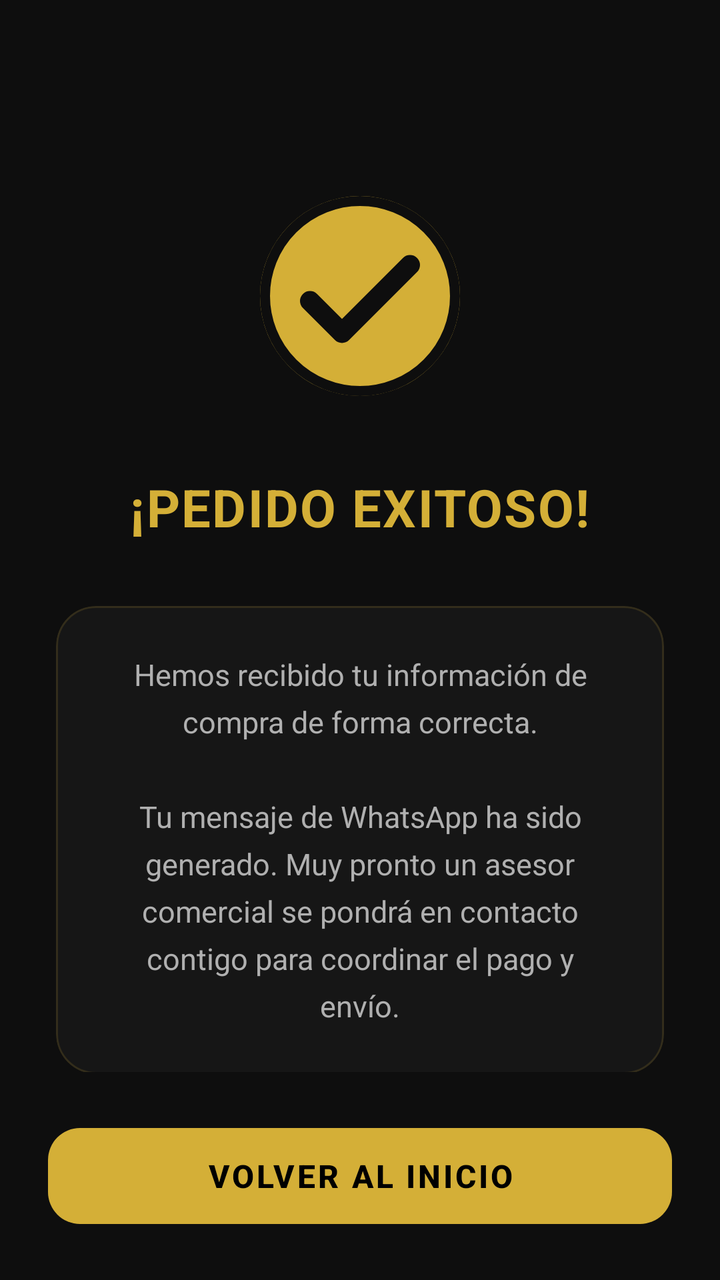
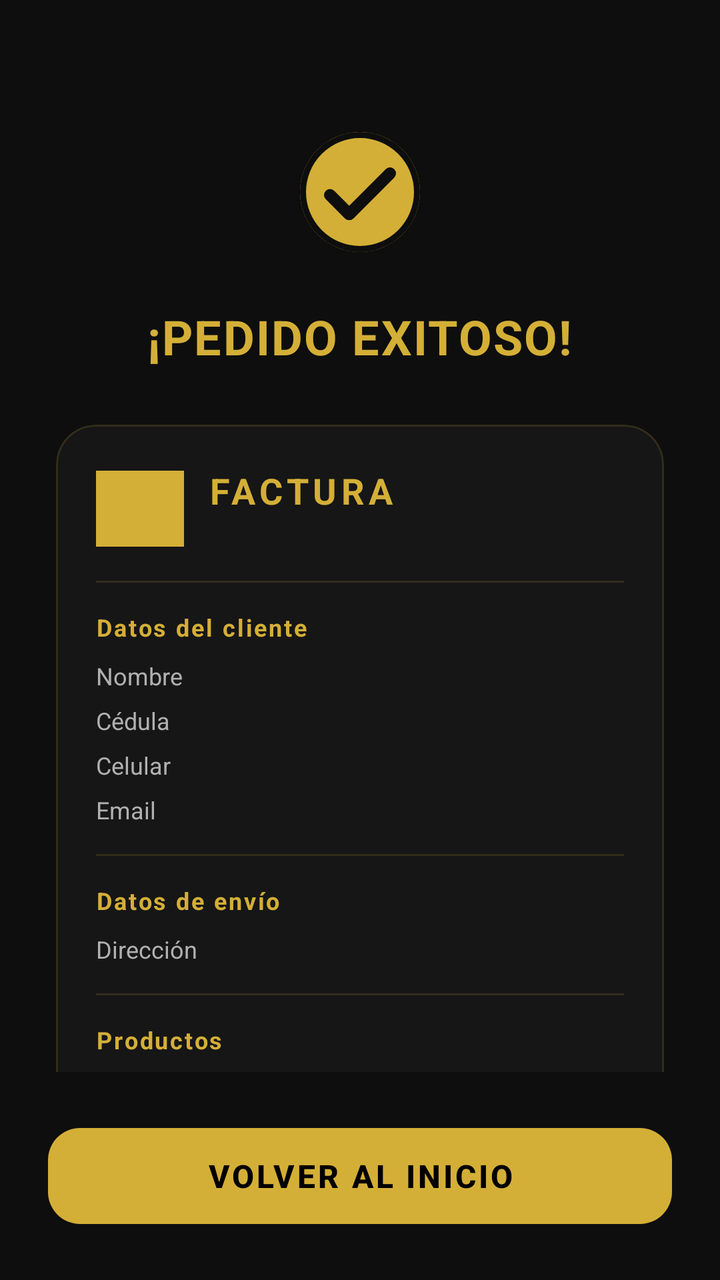

Before-and-after screenshots of an Android layout around one commit, followed by the original layout XML and the change that was made.
<!-- AndroidManifest.xml: application theme Theme.GestionDeVentasOnlineSTORE_DANY -->
<!-- res/layout/activity_pedido.xml -->
<?xml version="1.0" encoding="utf-8"?>
<androidx.constraintlayout.widget.ConstraintLayout
    xmlns:android="http://schemas.android.com/apk/res/android"
    xmlns:app="http://schemas.android.com/apk/res-auto"
    android:layout_width="match_parent"
    android:layout_height="match_parent"
    android:background="@color/bg_negro"
    android:padding="24dp">

    <ScrollView
        android:layout_width="match_parent"
        android:layout_height="0dp"
        android:layout_marginBottom="24dp"
        android:fillViewport="true"
        android:scrollbars="none"
        android:overScrollMode="never"
        app:layout_constraintBottom_toTopOf="@+id/btnVolverTienda"
        app:layout_constraintTop_toTopOf="parent">

        <LinearLayout
            android:layout_width="match_parent"
            android:layout_height="wrap_content"
            android:orientation="vertical"
            android:gravity="center">

            
            <ImageView
                android:id="@+id/imgSuccess"
                android:layout_width="120dp"
                android:layout_height="120dp"
                android:layout_marginTop="64dp"
                android:contentDescription="Pedido exitoso"
                app:srcCompat="@drawable/ic_check_circulo" />

            <TextView
                android:id="@+id/tvGracias"
                style="@style/TextAppearance.TituloPantalla"
                android:layout_width="wrap_content"
                android:layout_height="wrap_content"
                android:layout_marginTop="28dp"
                android:text="@string/pedido_exitoso"
                android:textColor="@color/oro"
                android:textSize="26sp"
                android:letterSpacing="0.03" />

            <com.google.android.material.card.MaterialCardView
                style="@style/Style.Tarjeta"
                android:layout_width="match_parent"
                android:layout_height="wrap_content"
                android:layout_marginTop="32dp"
                android:layout_marginHorizontal="4dp"
                app:cardCornerRadius="20dp"
                app:strokeColor="@color/oro_translucido">

                <TextView
                    android:id="@+id/tvSubtitulo"
                    android:layout_width="match_parent"
                    android:layout_height="wrap_content"
                    android:padding="24dp"
                    android:text="@string/pedido_mensaje"
                    android:textColor="@color/texto_secundario"
                    android:textSize="15sp"
                    android:lineSpacingExtra="6dp"
                    android:gravity="center" />

            </com.google.android.material.card.MaterialCardView>

        </LinearLayout>
    </ScrollView>

    <com.google.android.material.button.MaterialButton
        android:id="@+id/btnVolverTienda"
        style="@style/Style.BotonDorado"
        android:layout_width="match_parent"
        android:layout_height="56dp"
        android:text="@string/fin_pedido_volver"
        android:letterSpacing="0.08"
        app:layout_constraintBottom_toBottomOf="parent" />

</androidx.constraintlayout.widget.ConstraintLayout>
<!-- resources referenced by this layout -->
<resources>
  <color name="bg_negro">#0E0E0E</color>
  <color name="oro">#D4AF37</color>
  <color name="oro_translucido">#26D4AF37</color>
  <color name="texto_secundario">#B0B0B0</color>
  <!-- drawable ic_check_circulo (drawable) -->
  <?xml version="1.0" encoding="utf-8"?>
  <vector xmlns:android="http://schemas.android.com/apk/res/android"
      android:width="120dp"
      android:height="120dp"
      android:viewportWidth="24"
      android:viewportHeight="24">
      <path
          android:fillColor="#D4AF37"
          android:pathData="M12,12m-10,0a10,10 0,1 1,20 0a10,10 0,1 1,-20 0" />
      <path
          android:strokeColor="#0E0E0E"
          android:strokeWidth="1"
          android:fillColor="#00000000"
          android:pathData="M12,12m-9.5,0a9.5,9.5 0,1 1,19 0a9.5,9.5 0,1 1,-19 0" />
      <path
          android:strokeColor="#0E0E0E"
          android:strokeWidth="2"
          android:strokeLineCap="round"
          android:strokeLineJoin="round"
          android:fillColor="#00000000"
          android:pathData="M7,12.5l3.2,3.2l6.8,-6.8" />
  </vector>
  <string name="fin_pedido_volver">VOLVER AL INICIO</string>
  <string name="pedido_exitoso">¡PEDIDO EXITOSO!</string>
  <string name="pedido_mensaje">"Hemos recibido tu información de compra de forma correcta.\n\nTu mensaje de WhatsApp ha sido generado. Muy pronto un asesor comercial se pondrá en contacto contigo para coordinar el pago y envío."</string>
  <style name="Style.BotonDorado" parent="Widget.Material3.Button">
          <item name="backgroundTint">@color/oro</item>
          <item name="android:textColor">@color/black</item>
          <item name="android:textStyle">bold</item>
          <item name="android:textSize">16sp</item>
          <item name="android:letterSpacing">0.06</item>
          <item name="cornerRadius">16dp</item>
          <item name="android:minHeight">56dp</item>
          <item name="elevation">4dp</item>
          <item name="rippleColor">@color/oro_oscuro</item>
      </style>
  <style name="Style.Tarjeta" parent="Widget.Material3.CardView.Filled">
          <item name="cardBackgroundColor">@color/surface</item>
          <item name="cardCornerRadius">16dp</item>
          <item name="cardElevation">0dp</item>
          <item name="strokeColor">@color/borde</item>
          <item name="strokeWidth">1dp</item>
      </style>
  <style name="TextAppearance.TituloPantalla" parent="@android:style/TextAppearance">
          <item name="android:textColor">@color/texto_principal</item>
          <item name="android:textSize">22sp</item>
          <item name="android:textStyle">bold</item>
          <item name="android:letterSpacing">0.02</item>
      </style>
  <style name="Theme.GestionDeVentasOnlineSTORE_DANY" parent="Base.Theme.GestionDeVentasOnlineSTORE_DANY" />
  <color name="black">#FF000000</color>
  <color name="oro_oscuro">#9C7C1E</color>
  <color name="surface">#161616</color>
  <color name="borde">#2E2E2E</color>
  <color name="texto_principal">#F5F5F5</color>
  <color name="surface_alta">#1E1E1E</color>
  <color name="texto_terciario">#7C7C7C</color>
  <!-- unchanged entries left out for length: 1 -->
</resources>

<!-- the commit's change to res/layout/activity_pedido.xml (unified diff, before → after) -->
@@ -26,9 +26,9 @@
             
             <ImageView
                 android:id="@+id/imgSuccess"
-                android:layout_width="120dp"
-                android:layout_height="120dp"
-                android:layout_marginTop="64dp"
+                android:layout_width="72dp"
+                android:layout_height="72dp"
+                android:layout_marginTop="36dp"
                 android:contentDescription="Pedido exitoso"
                 app:srcCompat="@drawable/ic_check_circulo" />
 
@@ -37,32 +37,313 @@
                 style="@style/TextAppearance.TituloPantalla"
                 android:layout_width="wrap_content"
                 android:layout_height="wrap_content"
-                android:layout_marginTop="28dp"
+                android:layout_marginTop="20dp"
                 android:text="@string/pedido_exitoso"
                 android:textColor="@color/oro"
-                android:textSize="26sp"
+                android:textSize="24sp"
                 android:letterSpacing="0.03" />
 
+            
             <com.google.android.material.card.MaterialCardView
+                android:id="@+id/cardFactura"
                 style="@style/Style.Tarjeta"
                 android:layout_width="match_parent"
                 android:layout_height="wrap_content"
-                android:layout_marginTop="32dp"
+                android:layout_marginTop="28dp"
                 android:layout_marginHorizontal="4dp"
                 app:cardCornerRadius="20dp"
                 app:strokeColor="@color/oro_translucido">
 
-                <TextView
-                    android:id="@+id/tvSubtitulo"
+                <LinearLayout
                     android:layout_width="match_parent"
                     android:layout_height="wrap_content"
-                    android:padding="24dp"
-                    android:text="@string/pedido_mensaje"
-                    android:textColor="@color/texto_secundario"
-                    android:textSize="15sp"
-                    android:lineSpacingExtra="6dp"
-                    android:gravity="center" />
-
+                    android:orientation="vertical"
+                    android:padding="20dp">
+
+                    
+                    <LinearLayout
+                        android:layout_width="match_parent"
+                        android:layout_height="wrap_content"
+                        android:orientation="horizontal"
+                        android:gravity="center_vertical">
+
+                        <ImageView
+                            android:layout_width="44dp"
+                            android:layout_height="44dp"
+                            android:contentDescription="@string/home_logo_desc"
+                            android:src="@drawable/logotipo"
+                            app:tint="@color/oro" />
+
+                        <LinearLayout
+                            android:layout_width="0dp"
+                            android:layout_height="wrap_content"
+                            android:layout_weight="1"
+                            android:orientation="vertical"
+                            android:paddingStart="12dp">
+
+                            <TextView
+                                android:id="@+id/tvFacturaTitulo"
+                                android:layout_width="wrap_content"
+                                android:layout_height="wrap_content"
+                                android:text="@string/factura_titulo"
+                                android:textColor="@color/oro"
+                                android:textSize="18sp"
+                                android:textStyle="bold"
+                                android:letterSpacing="0.12" />
+
+                            <TextView
+                                android:id="@+id/tvFacturaId"
+                                android:layout_width="wrap_content"
+                                android:layout_height="wrap_content"
+                                android:layout_marginTop="2dp"
+                                android:textColor="@color/texto_secundario"
+                                android:textSize="12sp" />
+                        </LinearLayout>
+
+                        <TextView
+                            android:id="@+id/tvFacturaFecha"
+                            android:layout_width="wrap_content"
+                            android:layout_height="wrap_content"
+                            android:gravity="end"
+                            android:textColor="@color/texto_secundario"
+                            android:textSize="12sp" />
+                    </LinearLayout>
+
+                    <View
+                        android:layout_width="match_parent"
+                        android:layout_height="1dp"
+                        android:layout_marginTop="14dp"
+                        android:background="@color/oro_translucido" />
+
+                    
+                    <TextView
+                        android:layout_width="wrap_content"
+                        android:layout_height="wrap_content"
+                        android:layout_marginTop="14dp"
+                        android:text="@string/factura_cliente_titulo"
+                        android:textColor="@color/oro"
+                        android:textSize="12sp"
+                        android:textStyle="bold"
+                        android:letterSpacing="0.08" />
+
+                    <LinearLayout
+                        android:layout_width="match_parent"
+                        android:layout_height="wrap_content"
+                        android:layout_marginTop="8dp"
+                        android:orientation="vertical">
+
+                        <LinearLayout
+                            android:layout_width="match_parent"
+                            android:layout_height="wrap_content"
+                            android:orientation="horizontal">
+
+                            <TextView
+                                android:layout_width="110dp"
+                                android:layout_height="wrap_content"
+                                android:text="@string/factura_nombre_label"
+                                android:textColor="@color/texto_secundario"
+                                android:textSize="12sp" />
+
+                            <TextView
+                                android:id="@+id/tvFacturaNombre"
+                                android:layout_width="0dp"
+                                android:layout_height="wrap_content"
+                                android:layout_weight="1"
+                                android:gravity="end"
+                                android:textColor="@color/texto_principal"
+                                android:textSize="12sp"
+                                android:textStyle="bold" />
+                        </LinearLayout>
+
+                        <LinearLayout
+                            android:layout_width="match_parent"
+                            android:layout_height="wrap_content"
+                            android:layout_marginTop="6dp"
+                            android:orientation="horizontal">
+
+                            <TextView
+                                android:layout_width="110dp"
+                                android:layout_height="wrap_content"
+                                android:text="@string/factura_cedula_label"
+                                android:textColor="@color/texto_secundario"
+                                android:textSize="12sp" />
+
+                            <TextView
+                                android:id="@+id/tvFacturaCedula"
+                                android:layout_width="0dp"
+                                android:layout_height="wrap_content"
+                                android:layout_weight="1"
+                                android:gravity="end"
+                                android:textColor="@color/texto_principal"
+                                android:textSize="12sp" />
+                        </LinearLayout>
+
+                        <LinearLayout
+                            android:layout_width="match_parent"
+                            android:layout_height="wrap_content"
+                            android:layout_marginTop="6dp"
+                            android:orientation="horizontal">
+
+                            <TextView
+                                android:layout_width="110dp"
+                                android:layout_height="wrap_content"
+                                android:text="@string/factura_celular_label"
+                                android:textColor="@color/texto_secundario"
+                                android:textSize="12sp" />
+
+                            <TextView
+                                android:id="@+id/tvFacturaCelular"
+                                android:layout_width="0dp"
+                                android:layout_height="wrap_content"
+                                android:layout_weight="1"
+                                android:gravity="end"
+                                android:textColor="@color/texto_principal"
+                                android:textSize="12sp" />
+                        </LinearLayout>
+
+                        <LinearLayout
+                            android:layout_width="match_parent"
+                            android:layout_height="wrap_content"
+                            android:layout_marginTop="6dp"
+                            android:orientation="horizontal">
+
+                            <TextView
+                                android:layout_width="110dp"
+                                android:layout_height="wrap_content"
+                                android:text="@string/factura_email_label"
+                                android:textColor="@color/texto_secundario"
+                                android:textSize="12sp" />
+
+                            <TextView
+                                android:id="@+id/tvFacturaEmail"
+                                android:layout_width="0dp"
+                                android:layout_height="wrap_content"
+                                android:layout_weight="1"
+                                android:gravity="end"
+                                android:textColor="@color/texto_principal"
+                                android:textSize="12sp" />
+                        </LinearLayout>
+                    </LinearLayout>
+
+                    <View
+                        android:layout_width="match_parent"
+                        android:layout_height="1dp"
+                        android:layout_marginTop="14dp"
+                        android:background="@color/oro_translucido" />
+
+                    
+                    <TextView
+                        android:layout_width="wrap_content"
+                        android:layout_height="wrap_content"
+                        android:layout_marginTop="14dp"
+                        android:text="@string/factura_envio_titulo"
+                        android:textColor="@color/oro"
+                        android:textSize="12sp"
+                        android:textStyle="bold"
+                        android:letterSpacing="0.08" />
+
+                    <LinearLayout
+                        android:layout_width="match_parent"
+                        android:layout_height="wrap_content"
+                        android:layout_marginTop="8dp"
+                        android:orientation="horizontal">
+
+                        <TextView
+                            android:layout_width="110dp"
+                            android:layout_height="wrap_content"
+                            android:text="@string/factura_direccion_label"
+                            android:textColor="@color/texto_secundario"
+                            android:textSize="12sp" />
+
+                        <TextView
+                            android:id="@+id/tvFacturaDireccion"
+                            android:layout_width="0dp"
+                            android:layout_height="wrap_content"
+                            android:layout_weight="1"
+                            android:gravity="end"
+                            android:textColor="@color/texto_principal"
+                            android:textSize="12sp" />
+                    </LinearLayout>
+
+                    <View
+                        android:layout_width="match_parent"
+                        android:layout_height="1dp"
+                        android:layout_marginTop="14dp"
+                        android:background="@color/oro_translucido" />
+
+                    
+                    <TextView
+                        android:layout_width="wrap_content"
+                        android:layout_height="wrap_content"
+                        android:layout_marginTop="14dp"
+                        android:text="@string/factura_productos_titulo"
+                        android:textColor="@color/oro"
+                        android:textSize="12sp"
+                        android:textStyle="bold"
+                        android:letterSpacing="0.08" />
+
+                    <LinearLayout
+                        android:id="@+id/contenedorLineas"
+                        android:layout_width="match_parent"
+                        android:layout_height="wrap_content"
+                        android:layout_marginTop="8dp"
+                        android:orientation="vertical" />
+
+                    <View
+                        android:layout_width="match_parent"
+                        android:layout_height="1dp"
+                        android:layout_marginTop="12dp"
+                        android:background="@color/oro_translucido" />
+
+                    
+                    <LinearLayout
+                        android:layout_width="match_parent"
+                        android:layout_height="wrap_content"
+                        android:layout_marginTop="12dp"
+                        android:orientation="horizontal"
+                        android:gravity="center_vertical">
+
+                        <TextView
+                            android:layout_width="0dp"
+                            android:layout_height="wrap_content"
+                            android:layout_weight="1"
+                            android:text="@string/factura_total_label"
+                            android:textColor="@color/texto_principal"
+                            android:textSize="13sp"
+                            android:textStyle="bold"
+                            android:letterSpacing="0.06" />
+
+                        <TextView
+                            android:id="@+id/tvFacturaTotal"
+                            android:layout_width="wrap_content"
+                            android:layout_height="wrap_content"
+                            android:textColor="@color/oro"
+                            android:textSize="22sp"
+                            android:textStyle="bold" />
+                    </LinearLayout>
+
+                    
+                    <TextView
+                        android:id="@+id/tvDetallePago"
+                        android:layout_width="match_parent"
+                        android:layout_height="wrap_content"
+                        android:layout_marginTop="10dp"
+                        android:gravity="center"
+                        android:textColor="@color/oro"
+                        android:textSize="12sp"
+                        android:textStyle="bold"
+                        android:visibility="gone" />
+
+                    
+                    <TextView
+                        android:layout_width="match_parent"
+                        android:layout_height="wrap_content"
+                        android:layout_marginTop="14dp"
+                        android:gravity="center"
+                        android:text="@string/factura_gracias"
+                        android:textColor="@color/texto_secundario"
+                        android:textSize="12sp" />
+                </LinearLayout>
             </com.google.android.material.card.MaterialCardView>
 
         </LinearLayout>
<!-- resource entries referenced after the edit -->
@@ -27,9 +27,21 @@
           android:fillColor="#00000000"
           android:pathData="M7,12.5l3.2,3.2l6.8,-6.8" />
   </vector>
+  <!-- drawable logotipo: png bitmap (drawable, 42171 bytes) -->
+  <string name="factura_cedula_label">Cédula</string>
+  <string name="factura_celular_label">Celular</string>
+  <string name="factura_cliente_titulo">Datos del cliente</string>
+  <string name="factura_direccion_label">Dirección</string>
+  <string name="factura_email_label">Email</string>
+  <string name="factura_envio_titulo">Datos de envío</string>
+  <string name="factura_gracias">¡Gracias por tu compra en STORE DANY!</string>
+  <string name="factura_nombre_label">Nombre</string>
+  <string name="factura_productos_titulo">Productos</string>
+  <string name="factura_titulo">FACTURA</string>
+  <string name="factura_total_label">TOTAL A PAGAR</string>
   <string name="fin_pedido_volver">VOLVER AL INICIO</string>
+  <string name="home_logo_desc">Logo Store Dany</string>
   <string name="pedido_exitoso">¡PEDIDO EXITOSO!</string>
-  <string name="pedido_mensaje">"Hemos recibido tu información de compra de forma correcta.\n\nTu mensaje de WhatsApp ha sido generado. Muy pronto un asesor comercial se pondrá en contacto contigo para coordinar el pago y envío."</string>
   <style name="Style.BotonDorado" parent="Widget.Material3.Button">
           <item name="backgroundTint">@color/oro</item>
           <item name="android:textColor">@color/black</item>
